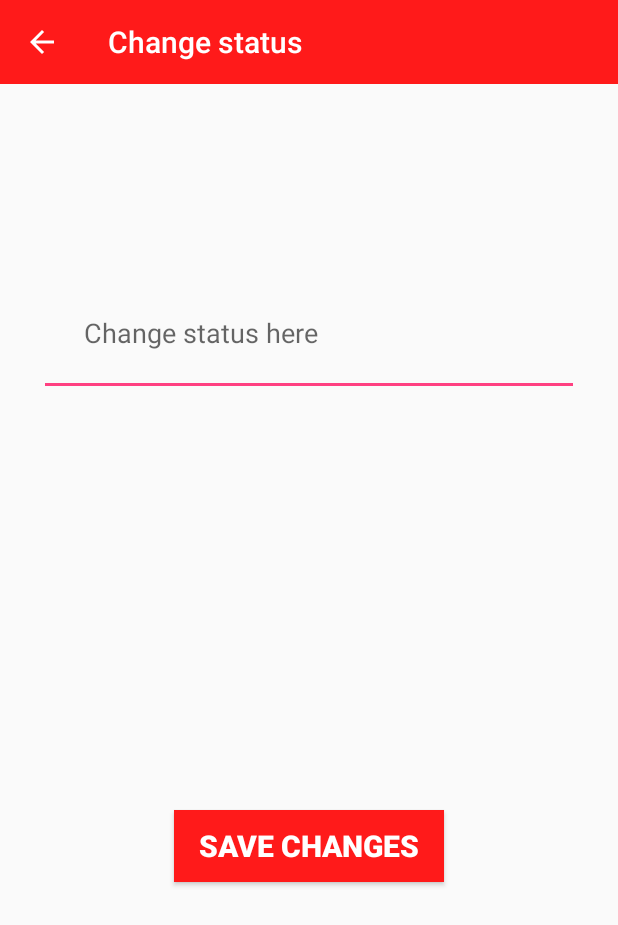
After one commit to romanov1589/StudentsTalk, an Android app: the StatusActivity screen opened directly, with no data from a screen before it, on a phone screen of 412 x 824 dp. The commit adds this screen. Shown: the top 925 px of the screen. Run offline under Robolectric (Android 15) with nearby library versions, the phone set to English and light mode, and no system bars; our stand-ins replace Firebase (no records; nobody signed in at launch, a user with empty details on screens opened directly); 1 statement that could not run was skipped.

Commit message:
User profile status changing added

```diff
--- /dev/null
+++ b/app/src/main/java/pl/romanov/s14048/studentstalk/StatusActivity.java
@@ -0,0 +1,87 @@
+package pl.romanov.s14048.studentstalk;
+
+import android.app.ProgressDialog;
+import android.content.Intent;
+import android.support.annotation.NonNull;
+import android.support.v7.app.AppCompatActivity;
+import android.os.Bundle;
+import android.support.v7.widget.Toolbar;
+import android.text.TextUtils;
+import android.view.View;
+import android.widget.Button;
+import android.widget.EditText;
+import android.widget.Toast;
+
+import com.google.android.gms.tasks.OnCompleteListener;
+import com.google.android.gms.tasks.Task;
+import com.google.firebase.auth.FirebaseAuth;
+import com.google.firebase.database.DatabaseReference;
+import com.google.firebase.database.FirebaseDatabase;
+
+public class StatusActivity extends AppCompatActivity {
+
+    private Toolbar mToolbar;
+    private Button saveChangesButton;
+    private EditText statusInput;
+    private DatabaseReference changeStatusReference;
+    private FirebaseAuth mAuth;
+
+    private ProgressDialog loadingBar;
+
+    @Override
+    protected void onCreate(Bundle savedInstanceState) {
+        super.onCreate(savedInstanceState);
+        setContentView(R.layout.activity_status);
+
+        mAuth = FirebaseAuth.getInstance();
+        String userId = mAuth.getCurrentUser().getUid();
+        changeStatusReference = FirebaseDatabase.getInstance().getReference().child("Users").child(userId);
+
+        mToolbar = (Toolbar) findViewById(R.id.status_app_bar);
+        setSupportActionBar(mToolbar);
+        getSupportActionBar().setTitle("Change status");
+        getSupportActionBar().setDisplayHomeAsUpEnabled(true);
+
+        saveChangesButton = (Button) findViewById(R.id.save_status_changes_button);
+        statusInput = (EditText) findViewById(R.id.status_input);
+        loadingBar = new ProgressDialog(this);
+
+        String oldStatus = getIntent().getExtras().get("user_status").toString();
+        statusInput.setText(oldStatus);
+
+        saveChangesButton.setOnClickListener(new View.OnClickListener() {
+            @Override
+            public void onClick(View view) {
+                String newStatus = statusInput.getText().toString();
+                changeProfileStatus(newStatus);
+            }
+        });
+    }
+
+    private void changeProfileStatus(String newStatus) {
+        if(TextUtils.isEmpty(newStatus)){
+            Toast.makeText(StatusActivity.this, "Please write your status",
+                    Toast.LENGTH_SHORT).show();
+        }else{
+            loadingBar.setTitle("Change profile status");
+            loadingBar.setMessage("Please wait...");
+            loadingBar.show();
+            changeStatusReference.child("user_status").setValue(newStatus).addOnCompleteListener(new OnCompleteListener<Void>() {
+                @Override
+                public void onComplete(@NonNull Task<Void> task) {
+                    if(task.isSuccessful()){
+                        loadingBar.dismiss();
+                        Intent settingsIntent = new Intent(StatusActivity.this, SettingsActivity.class);
+                        startActivity(settingsIntent);
+
+                        Toast.makeText(StatusActivity.this, "Profile status updated Successfully!",
+                                Toast.LENGTH_LONG).show();
+                    }else{
+                        Toast.makeText(StatusActivity.this, "Error Occurred...",
+                                Toast.LENGTH_LONG).show();
+                    }
+                }
+            });
+        }
+    }
+}
--- /dev/null
+++ b/app/src/main/res/layout/activity_status.xml
@@ -0,0 +1,39 @@
+<?xml version="1.0" encoding="utf-8"?>
+<RelativeLayout xmlns:android="http://schemas.android.com/apk/res/android"
+    xmlns:app="http://schemas.android.com/apk/res-auto"
+    xmlns:tools="http://schemas.android.com/tools"
+    android:layout_width="match_parent"
+    android:layout_height="match_parent"
+    tools:context=".StatusActivity">
+
+    <include
+        android:id="@+id/status_app_bar"
+        layout="@layout/app_bar_layout"></include>
+
+    <EditText
+        android:id="@+id/status_input"
+        android:layout_width="360dp"
+        android:layout_height="wrap_content"
+        android:layout_alignParentTop="true"
+        android:layout_centerHorizontal="true"
+        android:layout_marginTop="179dp"
+        android:ems="10"
+        android:hint="Change status here"
+        android:inputType="textMultiLine"
+        android:padding="30dp"
+        android:textColor="@android:color/background_dark" />
+
+    <Button
+        android:id="@+id/save_status_changes_button"
+        android:layout_width="180dp"
+        android:layout_height="wrap_content"
+        android:layout_alignParentBottom="true"
+        android:layout_centerHorizontal="true"
+        android:layout_marginBottom="236dp"
+        android:background="@color/colorPrimary"
+        android:text="Save changes"
+        android:textColor="@android:color/background_light"
+        android:textSize="20sp"
+        android:textStyle="bold" />
+
+</RelativeLayout>
```
Also changed, not shown: app/src/main/AndroidManifest.xml (+9 -8 lines), app/src/main/java/pl/romanov/s14048/studentstalk/SettingsActivity.java (+12 -0 lines).
